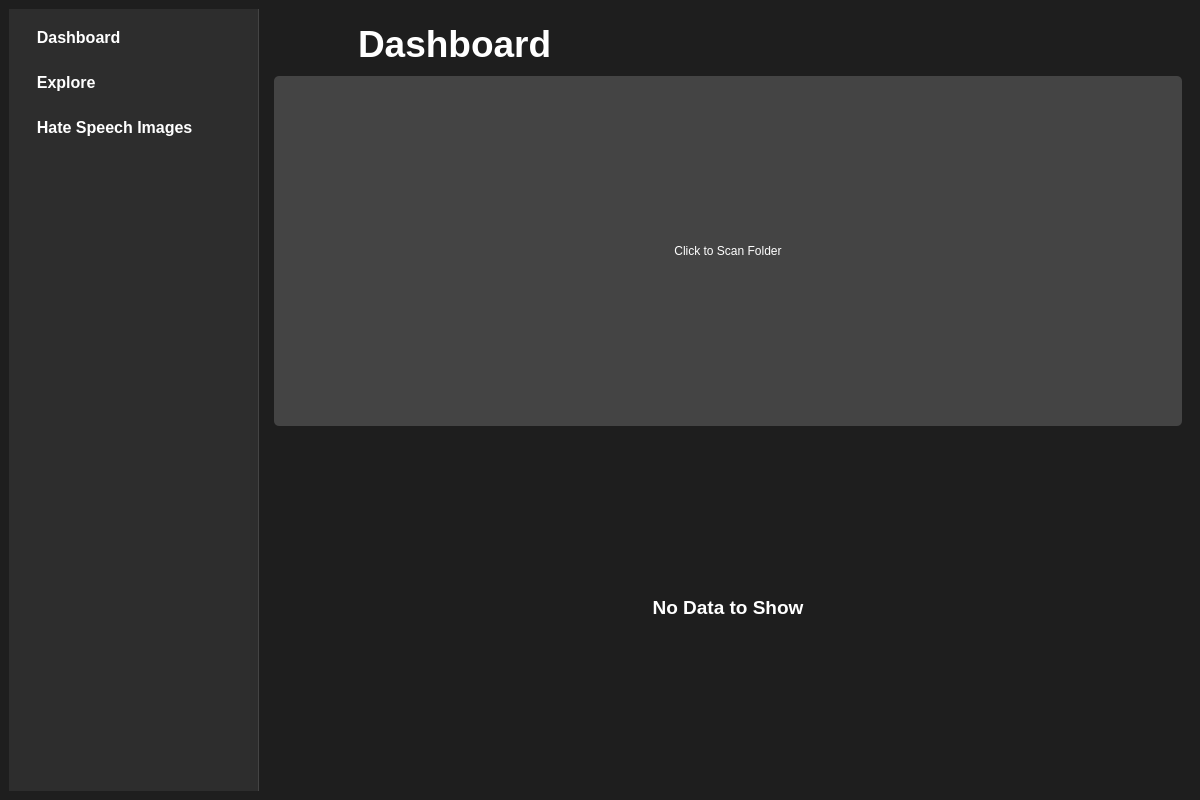
This is GalleryApplication/gallery.ui in sysoutMJ/Hate-Speech-Detection-in-User-Generated-Images-Using-CLIP-and-VisualBERT-Hybrid-Algorithms as Qt 5 draws it before an edit. The edited form follows.
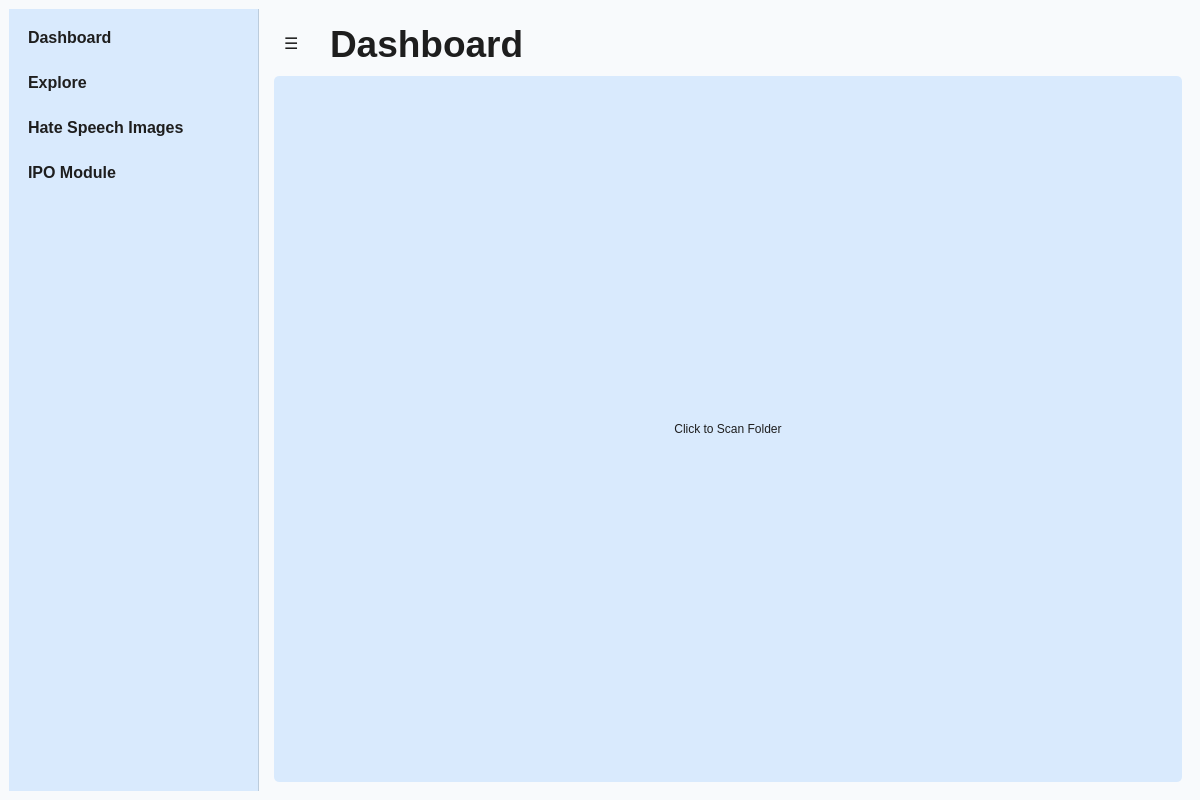
This is the edited form. Icons and pictures are not drawn.

Commit message: Multiple updates 1. Fixed the errors and merge the work of Jeremy's latest work 2. Working IPO (Produces the correct output) 3. Fixed blurred HS images not showing in Hatespeech images page

What changed in the file:
```diff
--- a/GalleryApplication/gallery.ui
+++ b/GalleryApplication/gallery.ui
@@ -16,20 +16,11 @@
     <height>800</height>
    </size>
   </property>
-  <property name="maximumSize">
-   <size>
-    <width>1200</width>
-    <height>800</height>
-   </size>
-  </property>
   <property name="windowTitle">
    <string>Hate Speech Detector</string>
   </property>
   <property name="styleSheet">
-   <string notr="true">
-     background-color: #1e1e1e; /* Dark background */
-     color: #ffffff; /* White text */
-   </string>
+   <string notr="true">background-color: #F8FAFC;</string>
   </property>
   <widget class="QWidget" name="centralwidget">
    <layout class="QHBoxLayout" name="horizontalLayout" stretch="0,0">
@@ -49,14 +40,14 @@
       </property>
       <property name="styleSheet">
        <string notr="true">
-         background-color: #2d2d2d; /* Dark gray sidebar */
-         border-right: 1px solid #444; /* Subtle border */
+         background-color: #D9EAFD;
+         border-right: 1px solid #BCCCDC;
        </string>
       </property>
       <property name="frameShape">
        <enum>QFrame::Shape::NoFrame</enum>
       </property>
-      <layout class="QVBoxLayout" name="verticalLayout" stretch="0,1,0,0">
+      <layout class="QVBoxLayout" name="verticalLayout" stretch="0,1,0,0,0">
        <item>
         <widget class="QPushButton" name="dashboardButton">
          <property name="font">
@@ -68,7 +59,7 @@
          <property name="styleSheet">
           <string notr="true">
            text-align: left;
-           color: #ffffff;
+           color: #1e1e1e;
            background-color: transparent;
            padding: 10px;
            border: none;
@@ -76,7 +67,7 @@
           </string>
          </property>
          <property name="text">
-          <string>  Dashboard</string>
+          <string>Dashboard</string>
          </property>
          <property name="icon">
           <iconset>
@@ -101,7 +92,7 @@
          <property name="styleSheet">
           <string notr="true">
            text-align: left;
-           color: #ffffff;
+           color: #1e1e1e;
            background-color: transparent;
            padding: 10px;
            border: none;
@@ -109,7 +100,7 @@
           </string>
          </property>
          <property name="text">
-          <string>  Explore</string>
+          <string>Explore</string>
          </property>
          <property name="icon">
           <iconset>
@@ -134,7 +125,7 @@
          <property name="styleSheet">
           <string notr="true">
            text-align: left;
-           color: #ffffff;
+           color: #1e1e1e;
            background-color: transparent;
            padding: 10px;
            border: none;
@@ -142,11 +133,44 @@
           </string>
          </property>
          <property name="text">
-          <string>  Hate Speech Images</string>
+          <string>Hate Speech Images</string>
          </property>
          <property name="icon">
           <iconset>
-           <normaloff>assets/hatespeechImage_white.png</normaloff>assets/hatespeechImage_white.png</iconset>
+           <normaloff>assets/hatespeech_icon.png</normaloff>assets/hatespeech_icon.png</iconset>
+         </property>
+         <property name="iconSize">
+          <size>
+           <width>20</width>
+           <height>20</height>
+          </size>
+         </property>
+        </widget>
+       </item>
+       <item>
+        <widget class="QPushButton" name="ipoButton">
+         <property name="font">
+          <font>
+           <pointsize>12</pointsize>
+           <bold>true</bold>
+          </font>
+         </property>
+         <property name="styleSheet">
+          <string notr="true">
+           text-align: left;
+           color: #1e1e1e;
+           background-color: transparent;
+           padding: 10px;
+           border: none;
+           border-radius: 5px;
+          </string>
+         </property>
+         <property name="text">
+          <string>IPO Module</string>
+         </property>
+         <property name="icon">
+          <iconset>
+           <normaloff>assets/ipo_icon.png</normaloff>assets/ipo_icon.png</iconset>
          </property>
          <property name="iconSize">
           <size>
@@ -183,16 +207,8 @@
         <verstretch>0</verstretch>
        </sizepolicy>
       </property>
-      <property name="layoutDirection">
-       <enum>Qt::LayoutDirection::LeftToRight</enum>
-      </property>
       <property name="styleSheet">
-       <string notr="true">
-        background-color: #1e1e1e; /* Dark background */
-       </string>
-      </property>
-      <property name="currentIndex">
-       <number>0</number>
+       <string notr="true">background-color: #F8FAFC;</string>
       </property>
       <widget class="QWidget" name="dashboardPage">
        <layout class="QVBoxLayout" name="dashboardLayout">
@@ -209,7 +225,7 @@
             <property name="styleSheet">
              <string notr="true">
               text-align: left;
-              color: #ffffff;
+              color: #1e1e1e;
               background-color: transparent;
               padding: 10px;
               border: none;
@@ -217,11 +233,7 @@
              </string>
             </property>
             <property name="text">
-             <string/>
-            </property>
-            <property name="icon">
-             <iconset>
-              <normaloff>assets/menu_icon.png</normaloff>assets/menu_icon.png</iconset>
+             <string>☰</string>
             </property>
             <property name="iconSize">
              <size>
@@ -247,7 +259,7 @@
             </property>
             <property name="styleSheet">
              <string notr="true">
-              color: #ffffff; /* White text */
+              color: #1e1e1e;
               padding: 5px;
               margin: 0;
              </string>
@@ -271,8 +283,8 @@
             </property>
             <property name="styleSheet">
              <string notr="true">
-              background-color: #444; /* Gray button */
-              color: #ffffff; /* White text */
+              background-color: #D9EAFD;
+              color: #1e1e1e;
               padding: 10px;
               border-radius: 5px;
               border: none;
@@ -285,35 +297,6 @@
           </item>
          </layout>
         </item>
-        <item>
-         <widget class="QLabel" name="chartLabel">
-          <property name="sizePolicy">
-           <sizepolicy hsizetype="Preferred" vsizetype="Expanding">
-            <horstretch>0</horstretch>
-            <verstretch>0</verstretch>
-           </sizepolicy>
-          </property>
-          <property name="font">
-           <font>
-            <pointsize>14</pointsize>
-            <bold>true</bold>
-           </font>
-          </property>
-          <property name="styleSheet">
-           <string notr="true">
-            color: #ffffff; /* White text */
-            padding: 5px;
-            margin: 0;
-           </string>
-          </property>
-          <property name="text">
-           <string>No Data to Show</string>
-          </property>
-          <property name="alignment">
-           <set>Qt::AlignmentFlag::AlignCenter</set>
-          </property>
-         </widget>
-        </item>
        </layout>
       </widget>
       <widget class="QWidget" name="explorePage">
```
Left out of the diff: 44 changed lines with no effect on the pictures. The commit also changes 4 other files.
